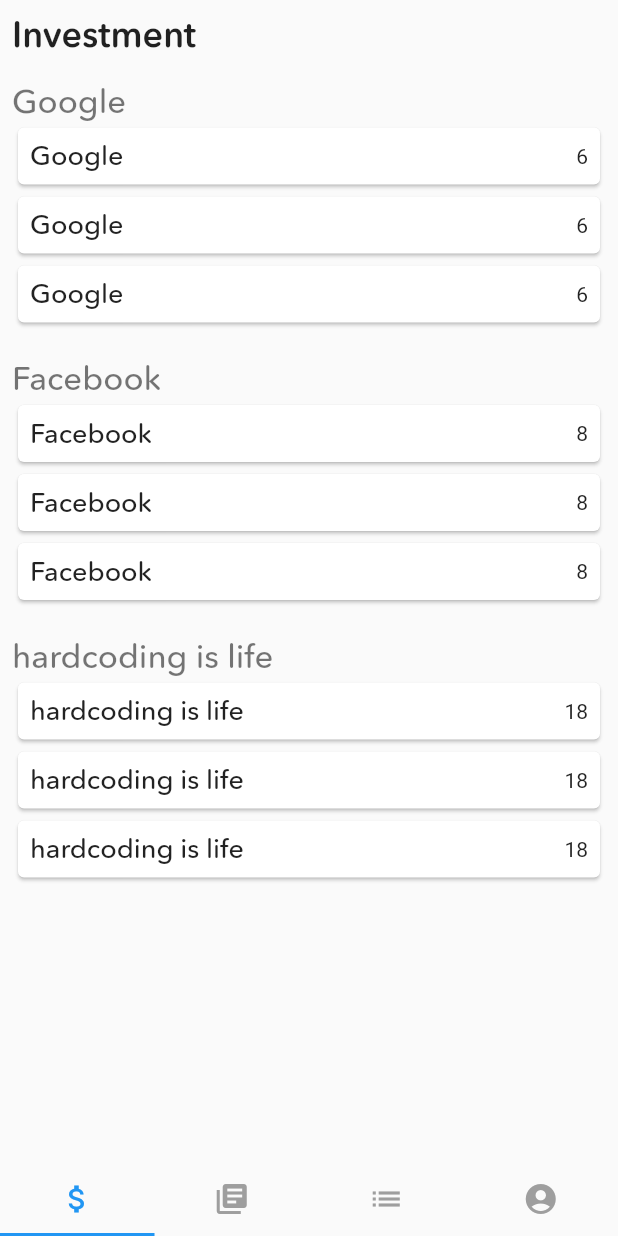
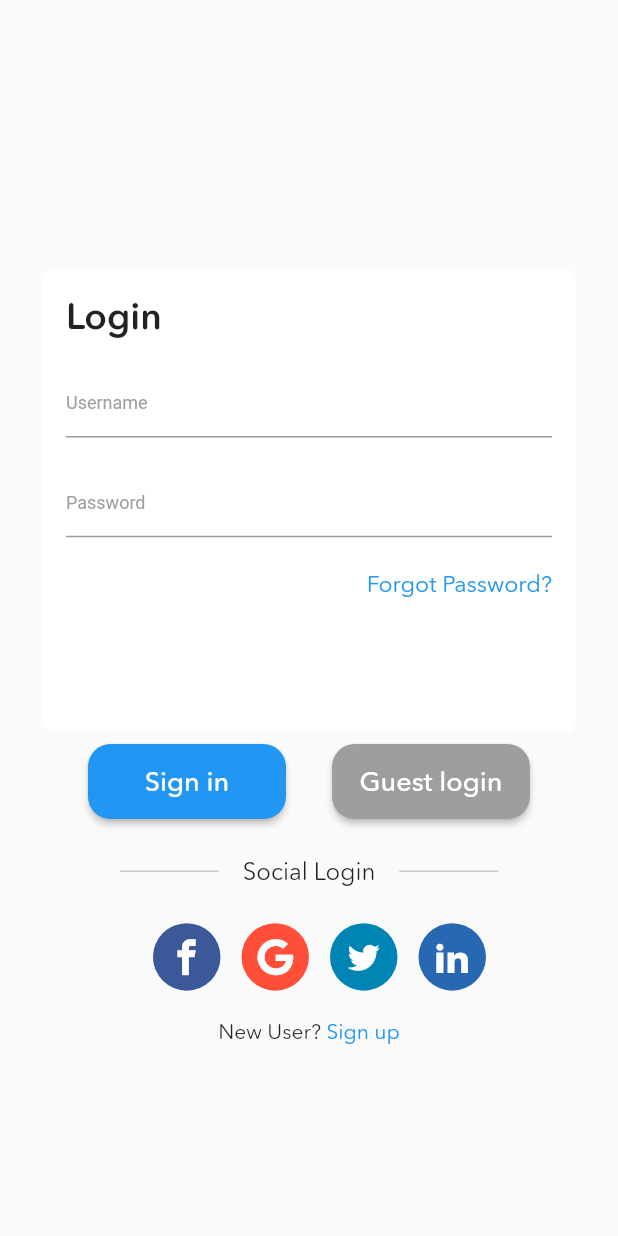
Before and after one commit to alexpavelm/DevHacksProject, a Flutter app: the screen it shows after launch, on a phone screen of 412 x 824 dp. Run offline on Flutter 3.47's test engine with Material 2 defaults, Android fonts, the light colour scheme and no system bars; our stand-ins replace flutter_screenutil.

Commit message:
login page,

```diff
--- a/lib/BottomNavBar.dart
+++ b/lib/BottomNavBar.dart
@@ -3,10 +3,13 @@
 
 import 'InvestmentPage/InvestmentView.dart';
 import 'LearnPage/LearnView.dart';
+import 'LoginPage.dart';
 import 'NewsPage/NewsView.dart';
 import 'ProfilePage/ProfileView.dart';
 
 class BottomNavBar extends StatefulWidget {
+  int index;
+  BottomNavBar(this.index);
   @override
   State<BottomNavBar> createState() {
     return BottomNavBarState();
@@ -24,6 +27,7 @@
   @override
   Widget build(BuildContext context) {
     return DefaultTabController(
+      initialIndex: widget.index,
       length: 4,
       child: Container(
         color: Theme.of(context).scaffoldBackgroundColor,
@@ -44,9 +48,9 @@
                 icon: Icon(Icons.account_circle),
               ),
             ],
-            labelColor: Colors.blue,
+            labelColor: Theme.of(context).primaryColor,
             unselectedLabelColor: Colors.grey,
-            indicatorColor: Colors.blue,
+            indicatorColor: Theme.of(context).primaryColor,
           ),
         ),
       ),
--- /dev/null
+++ b/lib/CustomIcons.dart
@@ -0,0 +1,9 @@
+import 'package:flutter/material.dart';
+
+class CustomIcons {
+  static const IconData twitter = IconData(0xe900, fontFamily: "CustomIcons");
+  static const IconData facebook = IconData(0xe901, fontFamily: "CustomIcons");
+  static const IconData googlePlus =
+      IconData(0xe902, fontFamily: "CustomIcons");
+  static const IconData linkedin = IconData(0xe903, fontFamily: "CustomIcons");
+}
--- /dev/null
+++ b/lib/Global.dart
@@ -0,0 +1,11 @@
+class Global {
+  static final Global _singleton = Global._internal();
+
+  factory Global() {
+    return _singleton;
+  }
+
+  Global._internal();
+
+  Future userID;
+}
--- /dev/null
+++ b/lib/LoginPage.dart
@@ -0,0 +1,207 @@
+import 'package:flutter/material.dart';
+import 'package:flutter_screenutil/flutter_screenutil.dart';
+import 'BottomNavBar.dart';
+import 'Global.dart';
+import 'Widgets/FormCard.dart';
+import 'Widgets/SocialIcons.dart';
+import 'CustomIcons.dart';
+
+class LoginView extends StatefulWidget {
+
+  @override
+  _LoginViewState createState() => new _LoginViewState();
+}
+
+class _LoginViewState extends State<LoginView> {
+  var global = Global();
+  bool _isSelected = false;
+
+  void _radio() {
+    setState(() {
+      _isSelected = !_isSelected;
+    });
+  }
+
+  Widget radioButton(bool isSelected) => Container(
+        width: 16.0,
+        height: 16.0,
+        padding: EdgeInsets.all(2.0),
+        decoration: BoxDecoration(
+            shape: BoxShape.circle,
+            border: Border.all(width: 2.0, color: Colors.black)),
+        child: isSelected
+            ? Container(
+                width: double.infinity,
+                height: double.infinity,
+                decoration:
+                    BoxDecoration(shape: BoxShape.circle, color: Colors.black),
+              )
+            : Container(),
+      );
+
+  Widget horizontalLine() => Padding(
+        padding: EdgeInsets.symmetric(horizontal: 16.0),
+        child: Container(
+          width: ScreenUtil.getInstance().setWidth(120),
+          height: 1.0,
+          color: Colors.black26.withOpacity(.2),
+        ),
+      );
+
+  @override
+  Widget build(BuildContext context) {
+    ScreenUtil.instance = ScreenUtil.getInstance()..init(context);
+    ScreenUtil.instance =
+        ScreenUtil(width: 750, height: 1334, allowFontScaling: true);
+    return new Scaffold(
+      resizeToAvoidBottomPadding: true,
+      body: Stack(
+        fit: StackFit.expand,
+        children: <Widget>[
+          SingleChildScrollView(
+            child: Padding(
+              padding: EdgeInsets.only(left: 28.0, right: 28.0, top: 60.0),
+              child: Column(
+                children: <Widget>[
+                  SizedBox(
+                    height: ScreenUtil.getInstance().setHeight(180),
+                  ),
+                  Padding(
+                    padding: const EdgeInsets.only(top: 8, bottom: 8),
+                    child: FormCard(),
+                  ),
+                  Row(
+                    mainAxisAlignment: MainAxisAlignment.spaceEvenly,
+                    children: <Widget>[
+                      RaisedButton(
+                        textColor: Colors.white,
+                        color: Theme.of(context).primaryColor,
+                        shape: new RoundedRectangleBorder(
+                          borderRadius: new BorderRadius.circular(15.0),
+                        ),
+                        onPressed: () {
+                          Navigator.push(
+                            context,
+                            MaterialPageRoute(builder: (context) => BottomNavBar(3)),
+                          );
+                        },
+                        child: Container(
+                          width: 100,
+                          height: 50,
+                          child: Center(
+                            child: Text("Sign in",
+                                style: TextStyle(
+                                    color: Colors.white,
+                                    fontFamily: 'Avenir',
+                                    fontSize: 18,)),
+                          ),
+                        ),
+                      ),
+                      RaisedButton(
+                        textColor: Colors.white,
+                        color: Colors.grey,
+                        shape: new RoundedRectangleBorder(
+                          borderRadius: new BorderRadius.circular(15.0),
+                        ),
+                        onPressed: () {
+                          Navigator.push(
+                            context,
+                            MaterialPageRoute(builder: (context) => BottomNavBar(0)),
+                          );
+                        },
+                        child: Container(
+                          width: 100,
+                          height: 50,
+                          child: Center(
+                            child: Text("Guest login",
+                                style: TextStyle(
+                                    color: Colors.white,
+                                    fontFamily: 'Avenir',
+                                    fontSize: 18,)),
+                          ),
+                        ),
+                      ),
+                    ],
+                  ),
+                  SizedBox(
+                    height: ScreenUtil.getInstance().setHeight(40),
+                  ),
+                  Row(
+                    mainAxisAlignment: MainAxisAlignment.center,
+                    children: <Widget>[
+                      horizontalLine(),
+                      Text("Social Login",
+                          style: TextStyle(
+                              fontSize: 16.0, fontFamily: 'Avenir')),
+                      horizontalLine()
+                    ],
+                  ),
+                  SizedBox(
+                    height: ScreenUtil.getInstance().setHeight(40),
+                  ),
+                  Row(
+                    mainAxisAlignment: MainAxisAlignment.center,
+                    children: <Widget>[
+                      SocialIcon(
+                        colors: [
+                          Color(0xFF3b5998),
+                        ],
+                        iconData: CustomIcons.facebook,
+                        onPressed: () {},
+                      ),
+                      SocialIcon(
+                        colors: [
+                          Color(0xFFff4f38),
+                        ],
+                        iconData: CustomIcons.googlePlus,
+                        onPressed: () {},
+                      ),
+                      SocialIcon(
+                        colors: [
+                          Color(0xFF0084b4),
+                        ],
+                        iconData: CustomIcons.twitter,
+                        onPressed: () {},
+                      ),
+                      SocialIcon(
+                        colors: [
+                          Color(0xFF2867B2),
+                        ],
+                        iconData: CustomIcons.linkedin,
+                        onPressed: () {},
+                      )
+                    ],
+                  ),
+                  SizedBox(
+                    height: ScreenUtil.getInstance().setHeight(30),
+                  ),
+                  Row(
+                    mainAxisAlignment: MainAxisAlignment.center,
+                    children: <Widget>[
+                      Text(
+                        "New User? ",
+                        style: TextStyle(fontFamily: 'Avenir'),
+                      ),
+                      InkWell(
+                        onTap: () {},
+                        child: Text("Sign up",
+                            style: TextStyle(
+                                color: Theme.of(context).primaryColor,
+                                fontFamily: 'Avenir')),
+                      )
+                    ],
+                  )
+                ],
+              ),
+            ),
+          )
+        ],
+      ),
+    );
+  }
+
+  Future getUser() {
+    Future a;
+    return a;
+  }
+}
--- /dev/null
+++ b/lib/Widgets/FormCard.dart
@@ -0,0 +1,59 @@
+import 'package:flutter/material.dart';
+import 'package:flutter_screenutil/flutter_screenutil.dart';
+
+class FormCard extends StatelessWidget {
+  @override
+  Widget build(BuildContext context) {
+    return new Container(
+      width: double.infinity,
+      height: ScreenUtil.getInstance().setHeight(500),
+      decoration: BoxDecoration(
+          color: Colors.white,
+          borderRadius: BorderRadius.circular(8.0),),
+      child: Padding(
+        padding: EdgeInsets.only(left: 16.0, right: 16.0, top: 16.0),
+        child: Column(
+          crossAxisAlignment: CrossAxisAlignment.start,
+          children: <Widget>[
+            Text("Login",
+                style: TextStyle(
+                    fontSize: ScreenUtil.getInstance().setSp(45),
+                    fontFamily: 'Avenir', fontWeight: FontWeight.w600 )),
+            SizedBox(
+              height: ScreenUtil.getInstance().setHeight(30),
+            ),
+            TextField(
+              decoration: InputDecoration(
+                  hintText: "Username",
+                  hintStyle: TextStyle(color: Colors.grey, fontSize: 12.0)),
+            ),
+            SizedBox(
+              height: ScreenUtil.getInstance().setHeight(30),
+            ),
+            TextField(
+              obscureText: true,
+              decoration: InputDecoration(
+                  hintText: "Password",
+                  hintStyle: TextStyle(color: Colors.grey, fontSize: 12.0)),
+            ),
+            SizedBox(
+              height: ScreenUtil.getInstance().setHeight(35),
+            ),
+            Row(
+              mainAxisAlignment: MainAxisAlignment.end,
+              children: <Widget>[
+                Text(
+                  "Forgot Password?",
+                  style: TextStyle(
+                      color: Colors.blue,
+                      fontFamily: 'Avenir',
+                      fontSize: ScreenUtil.getInstance().setSp(28)),
+                )
+              ],
+            )
+          ],
+        ),
+      ),
+    );
+  }
+}
--- /dev/null
+++ b/lib/Widgets/SocialIcons.dart
@@ -0,0 +1,26 @@
+import 'package:flutter/material.dart';
+
+class SocialIcon extends StatelessWidget {
+  final List<Color> colors;
+  final IconData iconData;
+  final Function onPressed;
+  SocialIcon({this.colors, this.iconData, this.onPressed});
+  @override
+  Widget build(BuildContext context) {
+    return new Padding(
+      padding: EdgeInsets.only(left: 14.0),
+      child: Container(
+        width: 45.0,
+        height: 45.0,
+        decoration: BoxDecoration(
+            shape: BoxShape.circle,
+        color: colors[0]),
+        child: RawMaterialButton(
+          shape: CircleBorder(),
+          onPressed: onPressed,
+          child: Icon(iconData, color: Colors.white),
+        ),
+      ),
+    );
+  }
+}
--- a/lib/main.dart
+++ b/lib/main.dart
@@ -2,6 +2,8 @@
 import 'package:flutter/services.dart';
 
 import 'BottomNavBar.dart';
+import 'Global.dart';
+import 'LoginPage.dart';
 
 void main() {
   runApp(MyApp());
@@ -16,7 +18,7 @@
 }
 
 class MyApp extends StatelessWidget {
-  // This widget is the root of your application.
+  var global = Global();
   @override
   Widget build(BuildContext context) {
     return MaterialApp(
@@ -25,8 +27,9 @@
           primarySwatch: Colors.blue,
         ),
         home: Scaffold(
-        body: SafeArea(child: BottomNavBar()),
+          body: SafeArea(
+            child: LoginView(),
           ),
-    );
+        ));
   }
 }
```
Also changed, not shown: pubspec.yaml (+8 -0 lines), assets/CustomIcons.ttf (added), assets/Poppins-Bold.ttf (added), assets/Poppins-Medium.ttf (added), assets/image_01.png (added), assets/image_02.png (added), assets/images/stonks.png (added), assets/logo.png (added), pubspec.lock. Lines whose indentation alone changed are shown as unchanged.
